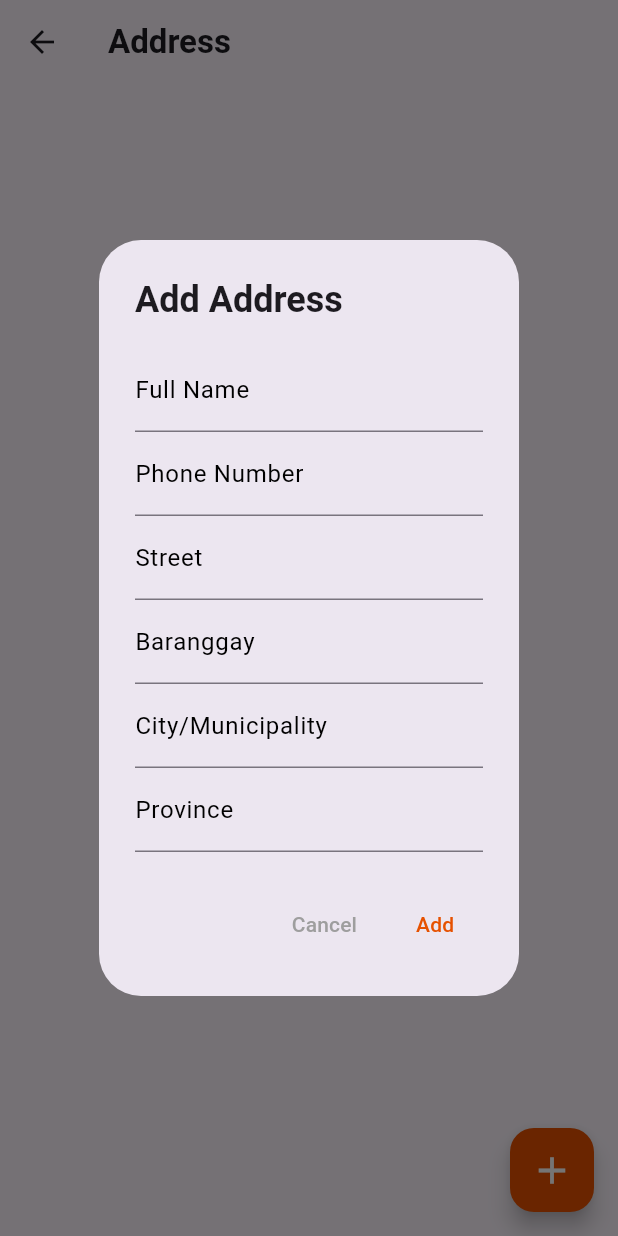
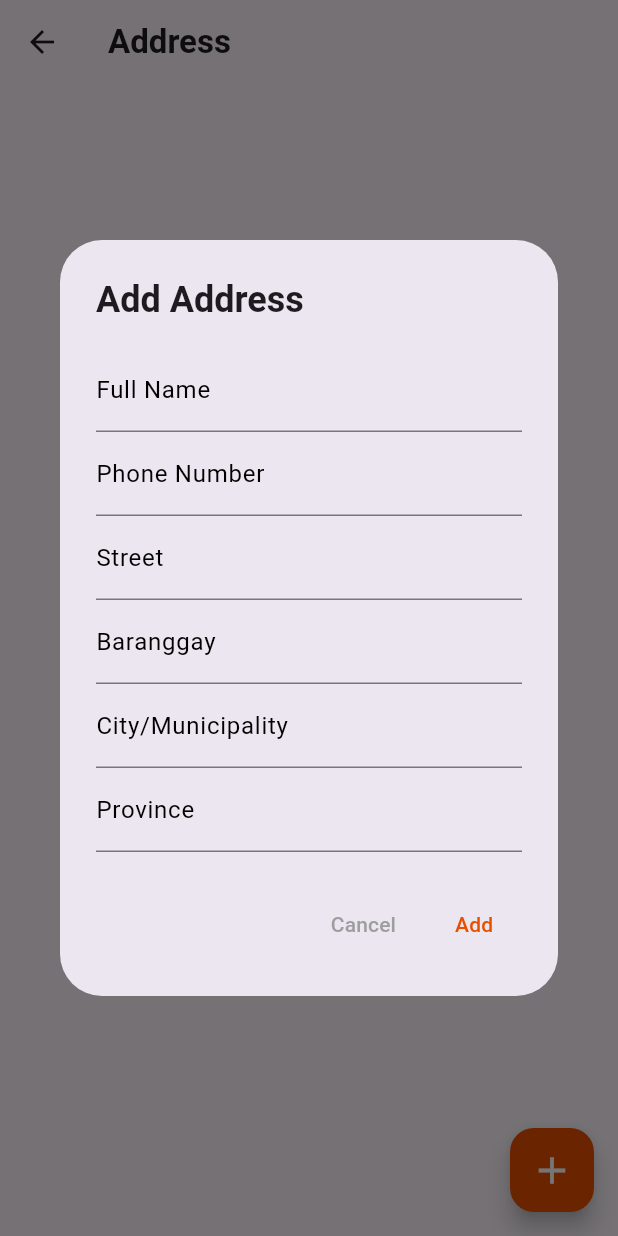
Before and after one commit to TechPyllars2024/AutoCareCarOwners, a Flutter app: the CarOwnerAddress screen opened directly, after a tap on the "add" icon, on a phone screen of 412 x 824 dp. Run offline on Flutter 3.47's test engine with Material 3 defaults, Android fonts, the phone set to English and light mode, and no system bars; our stand-ins replace cloud_firestore, curved_navigation_bar, firebase_auth, firebase_core, firebase_storage, flutter_animate and 4 more; missing offline and left inert: flutter_pannable_rating_bar; accounts and stored records are empty.

Commit message:
update: address modal size

```diff
--- a/lib/ProfileManagement/screens/car_owner_addresses.dart
+++ b/lib/ProfileManagement/screens/car_owner_addresses.dart
@@ -80,7 +80,9 @@ class _CarOwnerAddressState extends State<CarOwnerAddress> {
       builder: (context) {
         return AlertDialog(
           title: Text(address == null ? 'Add Address' : 'Edit Address', style: TextStyle(fontWeight: FontWeight.w700),),
-          content: SingleChildScrollView(
+          content: Container(
+            width: MediaQuery.of(context).size.width * 0.9,
+            child: SingleChildScrollView(
               child: Form(
                 key: formKey,
                 child: Column(
@@ -186,6 +188,7 @@ class _CarOwnerAddressState extends State<CarOwnerAddress> {
                       },
                     ),
                   ],
+                ),
               ),
             ),
           ),
```
Lines whose indentation alone changed are shown as unchanged.
